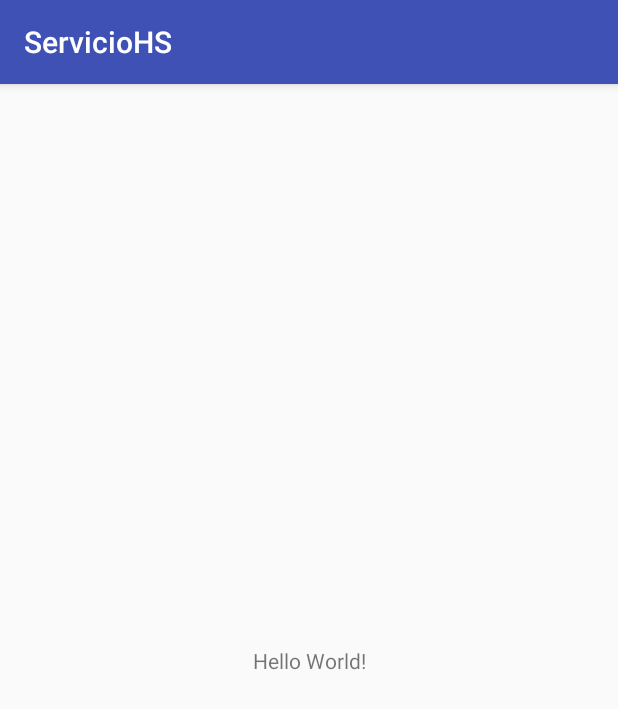
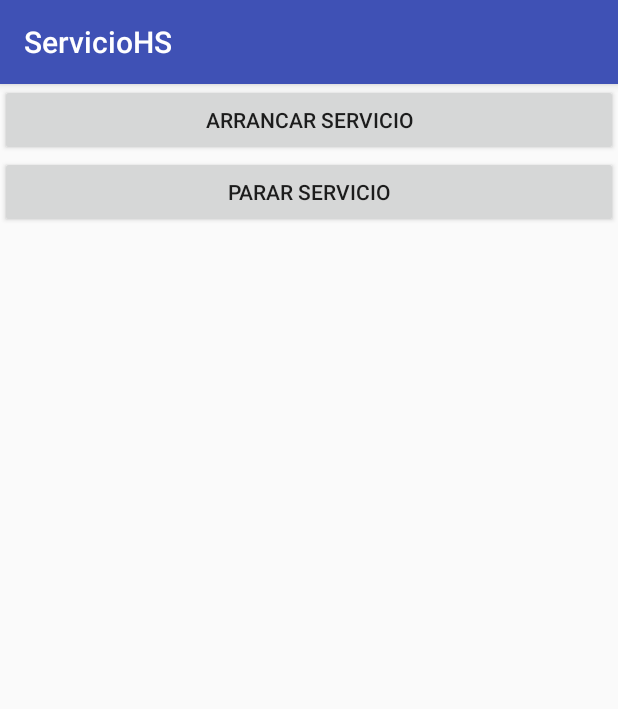
Before and after one commit to juanrajcDAM/ActividadesTema3HLC, an Android app: the screen it shows after launch (MainActivity), on a phone screen of 412 x 824 dp. Shown: the top 709 px of the screen. Run offline under Robolectric (Android 15) with nearby library versions, the phone set to English and light mode, and no system bars.

Commit message:
ServicioHS hecho con fallos.

```diff
--- a/ServicioHS/app/src/main/AndroidManifest.xml
+++ b/ServicioHS/app/src/main/AndroidManifest.xml
@@ -16,6 +16,7 @@
                 <category android:name="android.intent.category.LAUNCHER" />
             </intent-filter>
         </activity>
+        <service android:name="com.htcdiurno.serviciohs.MyService" android:process=":remote" />
     </application>
 
 </manifest>
--- a/ServicioHS/app/src/main/java/com/htcdiurno/serviciohs/MainActivity.java
+++ b/ServicioHS/app/src/main/java/com/htcdiurno/serviciohs/MainActivity.java
@@ -1,13 +1,30 @@
 package com.htcdiurno.serviciohs;
 
+import android.content.Intent;
 import android.support.v7.app.AppCompatActivity;
 import android.os.Bundle;
+import android.view.View;
 
 public class MainActivity extends AppCompatActivity {
+
+    private Intent servicio=null;
 
     @Override
     protected void onCreate(Bundle savedInstanceState) {
         super.onCreate(savedInstanceState);
         setContentView(R.layout.activity_main);
     }
+
+    public void iniciaServicio(View view){
+
+        startService(servicio=new Intent(this, MyService.class));
+
+    }
+
+    public void paraServicio(View view){
+
+        stopService(servicio);
+
+    }
+
 }
--- a/ServicioHS/app/src/main/res/layout/activity_main.xml
+++ b/ServicioHS/app/src/main/res/layout/activity_main.xml
@@ -1,18 +1,24 @@
 <?xml version="1.0" encoding="utf-8"?>
-<android.support.constraint.ConstraintLayout xmlns:android="http://schemas.android.com/apk/res/android"
-    xmlns:app="http://schemas.android.com/apk/res-auto"
+<LinearLayout xmlns:android="http://schemas.android.com/apk/res/android"
     xmlns:tools="http://schemas.android.com/tools"
     android:layout_width="match_parent"
-    android:layout_height="match_parent"
+    android:layout_height="wrap_content"
+    android:orientation="vertical"
     tools:context="com.htcdiurno.serviciohs.MainActivity">
 
-    <TextView
-        android:layout_width="wrap_content"
+    <Button
+        android:id="@+id/botonArrancar"
+        android:layout_width="match_parent"
         android:layout_height="wrap_content"
-        android:text="Hello World!"
-        app:layout_constraintBottom_toBottomOf="parent"
-        app:layout_constraintLeft_toLeftOf="parent"
-        app:layout_constraintRight_toRightOf="parent"
-        app:layout_constraintTop_toTopOf="parent" />
+        android:layout_weight="1"
+        android:text="@string/arranca"
+        android:onClick="iniciaServicio"/>
 
-</android.support.constraint.ConstraintLayout>
+    <Button
+        android:id="@+id/botonParar"
+        android:layout_width="match_parent"
+        android:layout_height="wrap_content"
+        android:layout_weight="1"
+        android:text="@string/para"
+        android:onClick="paraServicio"/>
+</LinearLayout>
--- a/ServicioHS/app/src/main/res/values/strings.xml
+++ b/ServicioHS/app/src/main/res/values/strings.xml
@@ -1,3 +1,5 @@
 <resources>
     <string name="app_name">ServicioHS</string>
+    <string name="arranca">Arrancar Servicio</string>
+    <string name="para">Parar Servicio</string>
 </resources>
```
Also changed, not shown: ServicioHS/app/src/main/java/com/htcdiurno/serviciohs/MyService.java (added, +94 -0 lines).
